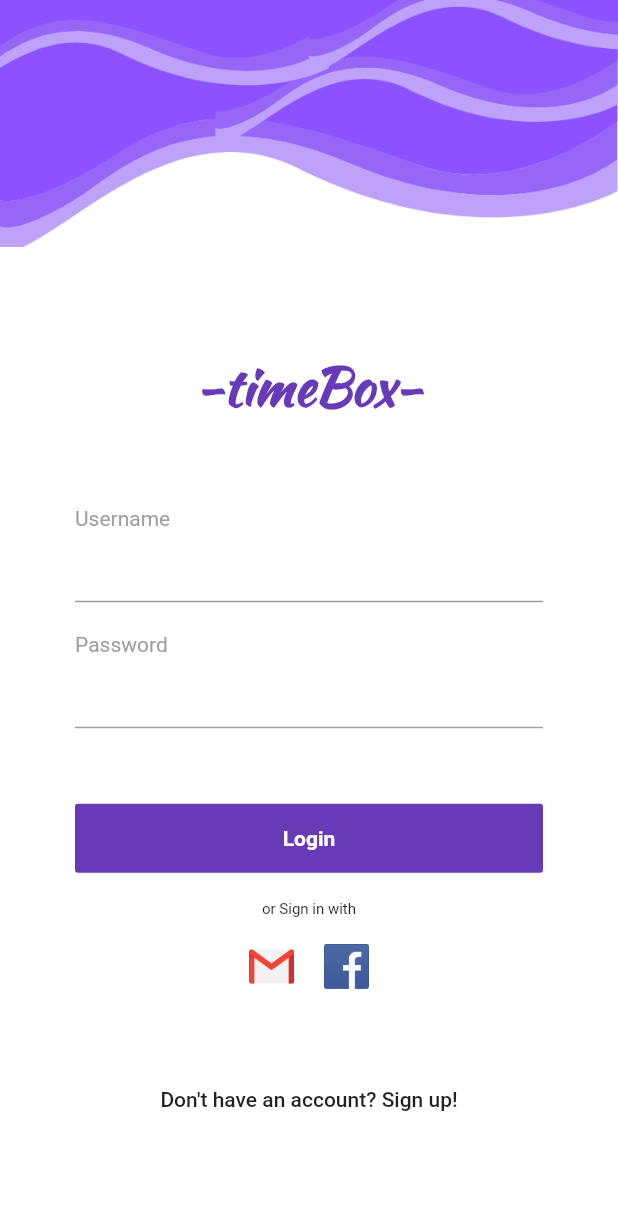
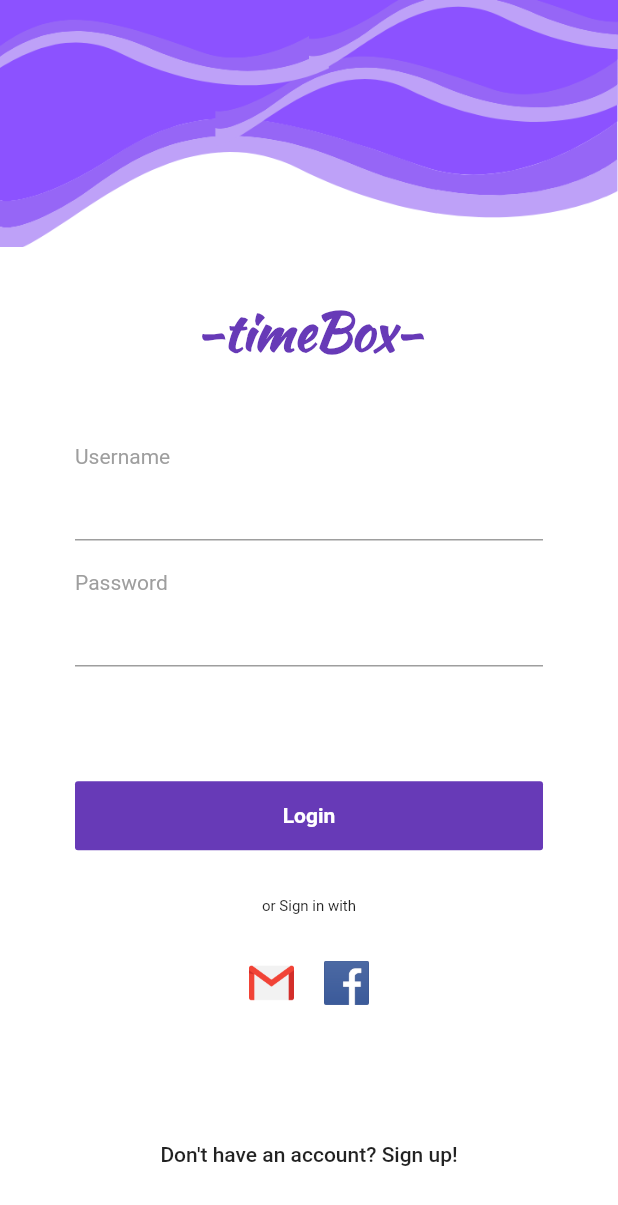
Before and after one commit to DauntlessDev/Time-Box, a Flutter app: the screen it shows after launch, after a tap on "Sign In", on a phone screen of 412 x 824 dp. Shown: the top 1205 px of the screen. Run offline on Flutter 3.47's test engine with Material 2 defaults, Android fonts, the phone set to English and light mode, and no system bars; missing offline and left inert: flutter_statusbarcolor.

Commit message:
almost completed ui: start,login,signin

```diff
--- /dev/null
+++ b/lib/components/InputTextField.dart
@@ -0,0 +1,22 @@
+import 'package:TimeTracker/constants.dart';
+import 'package:flutter/material.dart';
+
+class InputTextField extends StatelessWidget {
+  InputTextField({@required this.text});
+
+  final String text;
+
+  @override
+  Widget build(BuildContext context) {
+    return Column(
+      crossAxisAlignment: CrossAxisAlignment.start,
+      children: <Widget>[
+        Text(
+          this.text,
+          style: k_greyTextStyle,
+        ),
+        TextField(),
+      ],
+    );
+  }
+}
--- /dev/null
+++ b/lib/components/apptitle.dart
@@ -0,0 +1,24 @@
+import 'package:flutter/cupertino.dart';
+
+import '../constants.dart';
+
+class AppTitle extends StatelessWidget {
+  @override
+  Widget build(BuildContext context) {
+    return Column(
+        children: <Widget>[
+    Text(
+      '-timeBox-',
+      style: TextStyle(
+          color: k_mainColor,
+          fontSize: 35,
+          fontWeight: FontWeight.bold,
+          fontFamily: 'KaushanScript'),
+    ),
+    SizedBox(
+      height: 20,
+    ),
+        ],
+      );
+  }
+}
--- a/lib/screens/login/login_page.dart
+++ b/lib/screens/login/login_page.dart
@@ -1,3 +1,5 @@
+import 'package:TimeTracker/components/InputTextField.dart';
+import 'package:TimeTracker/components/apptitle.dart';
 import 'package:TimeTracker/components/custombutton.dart';
 import 'package:TimeTracker/constants.dart';
 import 'package:TimeTracker/screens/sign_up/signup_page.dart';
@@ -9,6 +11,7 @@ class LoginPage extends StatelessWidget {
   Widget build(BuildContext context) {
     return Scaffold(
         // backgroundColor: Colors.white,
+        resizeToAvoidBottomInset: false,
         backgroundColor: k_accentColor,
         body: SafeArea(
           child: Column(
@@ -26,39 +29,25 @@ class LoginPage extends StatelessWidget {
               Expanded(
                 flex: 4,
                 child: Padding(
-                  padding: const EdgeInsets.all(50.0),
+                  padding: EdgeInsets.symmetric(vertical: 0, horizontal: 50),
                   child: Column(
                     mainAxisAlignment: MainAxisAlignment.spaceEvenly,
                     children: <Widget>[
-                      Text(
-                        '-timeBox-',
-                        style: TextStyle(
-                            color: k_mainColor,
-                            fontSize: 35,
-                            fontWeight: FontWeight.bold,
-                            fontFamily: 'KaushanScript'),
-                      ),
-                      SizedBox(
-                        height: 20,
-                      ),
+                      AppTitle(),
                       Align(
                         alignment: Alignment.bottomLeft,
                         child: Column(
                           crossAxisAlignment: CrossAxisAlignment.start,
                           children: <Widget>[
-                            Text(
-                              'Username',
-                              style: TextStyle(color: Colors.grey),
+                            InputTextField(
+                              text: 'Username',
                             ),
-                            TextField(),
                             SizedBox(
                               height: 20,
                             ),
-                            Text(
-                              'Password',
-                              style: TextStyle(color: Colors.grey),
+                            InputTextField(
+                              text: 'Password',
                             ),
-                            TextField(),
                           ],
                         ),
                       ),
--- a/lib/screens/start/start_page.dart
+++ b/lib/screens/start/start_page.dart
@@ -1,3 +1,4 @@
+import 'package:TimeTracker/components/apptitle.dart';
 import 'package:TimeTracker/components/custombutton.dart';
 import 'package:TimeTracker/constants.dart';
 import 'package:TimeTracker/screens/login/login_page.dart';
@@ -8,6 +9,7 @@ class StartPage extends StatelessWidget {
   @override
   Widget build(BuildContext context) {
     return Scaffold(
+        backgroundColor: k_accentColor,
         body: SafeArea(
           child: Column(
             children: <Widget>[
@@ -22,13 +24,14 @@ class StartPage extends StatelessWidget {
                 ),
               ),
               Expanded(
-            flex: 3,
+                flex: 2,
                 child: Container(
-              padding: EdgeInsets.symmetric(vertical: 150, horizontal: 50),
+                  padding: EdgeInsets.symmetric(vertical: 0, horizontal: 50),
                   child: Column(
                     mainAxisAlignment: MainAxisAlignment.spaceEvenly,
-                crossAxisAlignment: CrossAxisAlignment.stretch,
+                    crossAxisAlignment: CrossAxisAlignment.center,
                     children: <Widget>[
+                      AppTitle(),
                       CustomButton(
                         color: k_mainColor,
                         text: 'Sign In',
@@ -50,7 +53,7 @@ class StartPage extends StatelessWidget {
                 ),
               ),
               Expanded(
-            flex: 1,
+                flex: 2,
                 child: Container(),
               )
             ],
```
Also changed, not shown: lib/screens/sign_up/signup_page.dart (+72 -2 lines). Lines whose indentation alone changed are shown as unchanged.
